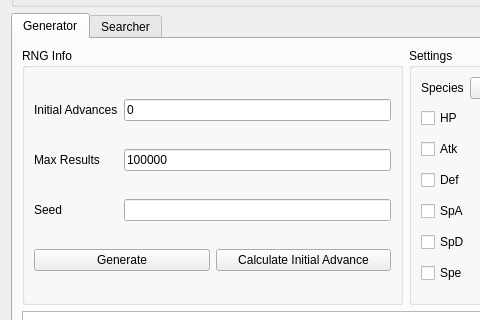
Before: the Qt Designer form Forms/Gen5/Event5.ui in Admiral-Fish/PokeFinder, drawn with Qt 5; both pictures show x 0 to 480 and y 95 to 415 of the 1200 by 700 pixel window.
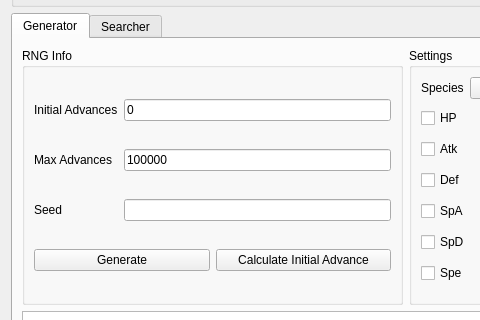
After: the same form once the commit is applied. Custom widgets are drawn as their Qt base class.

Commit message: Rename maxResults to maxAdvances

Patch:
```diff
--- a/Forms/Gen5/Event5.ui
+++ b/Forms/Gen5/Event5.ui
@@ -247,7 +247,7 @@
           <item row="1" column="0">
            <widget class="QLabel" name="labelGeneratorMaxResults">
             <property name="text">
-             <string>Max Results</string>
+             <string>Max Advances</string>
             </property>
            </widget>
           </item>
```
Left out of the diff: 6 changed lines with no effect on the pictures. The commit also changes 72 other files.
